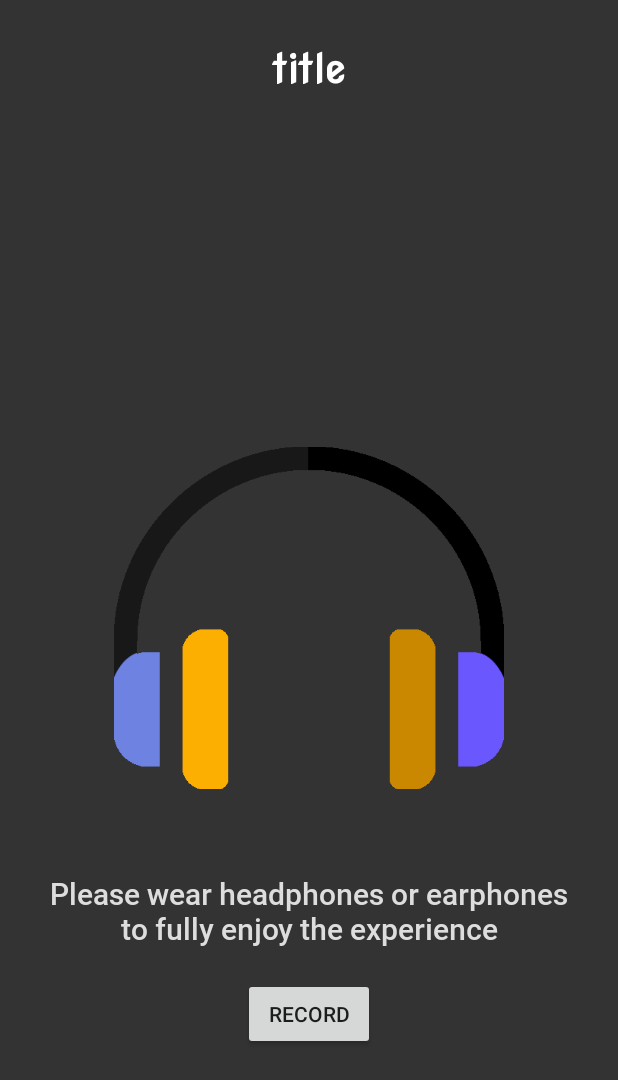
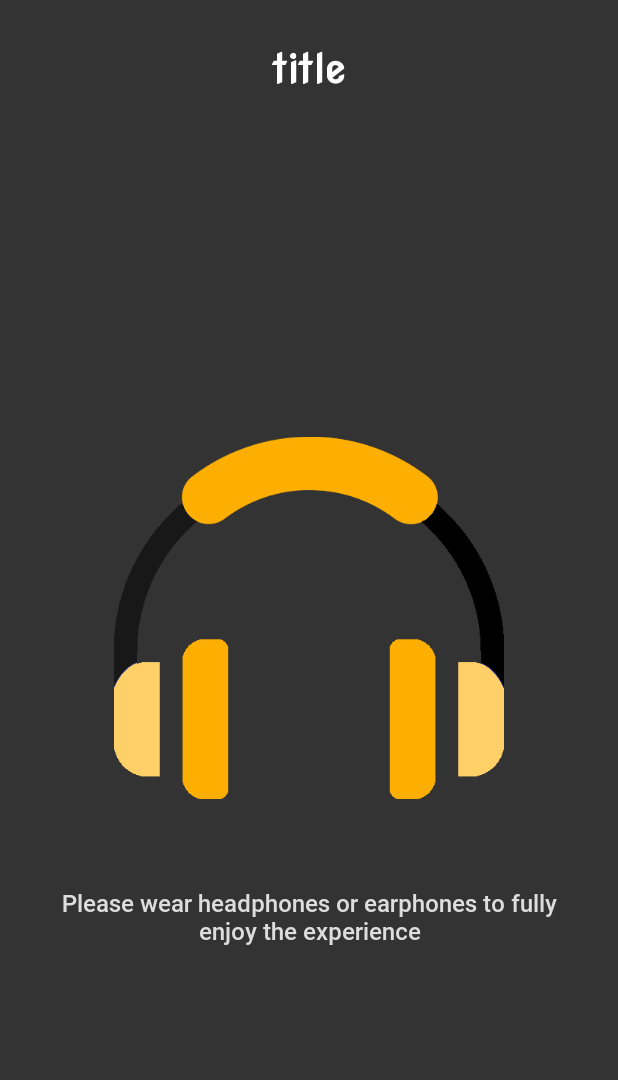
Before and after one commit to Min-s-Tales/mins-tales-app, an Android app: the layout activity_game.xml on its own in the app's theme, with its tools: preview values and no code run, on a phone screen of 412 x 824 dp. Shown: the top 1080 px of the screen. Run offline under Robolectric (Android 15) with nearby library versions, the phone set to English and light mode, and no system bars; network calls fail.

Commit message:
quelques amélio graphiques sur game activity

```diff
--- a/app/src/main/java/com/example/minstalesapp/game/GameActivity.kt
+++ b/app/src/main/java/com/example/minstalesapp/game/GameActivity.kt
@@ -36,7 +36,6 @@ class GameActivity : AppCompatActivity() {
         soundManager.init()
         gsonManager.init(jsonURI)
 
-        binding.record.isEnabled = false
         binding.audioTitle.text = gameTitle
 
         test(jsonPath)
@@ -92,8 +91,20 @@ class GameActivity : AppCompatActivity() {
         }
     }
 
+    override fun onPause() {
+        super.onPause()
+        soundManager.stopAll()
+        //noter dans le Json de l'histoire le chapitre en lecture et le temps exact
+    }
+
+    override fun onResume() {
+        super.onResume()
+        //reprendre l'histoire exactement là où le user s'est arrêté
+    }
+
     override fun onDestroy() {
         super.onDestroy()
         soundManager.stopAll()
+        //noter dans le Json de l'histoire le chapitre en lecture
     }
 }
--- a/app/src/main/java/com/example/minstalesapp/game/SoundManager.kt
+++ b/app/src/main/java/com/example/minstalesapp/game/SoundManager.kt
@@ -5,7 +5,9 @@ import android.media.AudioAttributes
 import android.media.MediaPlayer
 import android.net.Uri
 import android.nfc.Tag
+import android.opengl.Visibility
 import android.util.Log
+import android.view.View
 import java.io.File
 import java.io.IOException
 import java.util.*
@@ -114,7 +116,7 @@ class SoundManager() {
             sound.setVolume(0.5f, 0.5f)
             if (out == Outputs.NARRATOR.toString().lowercase()) {
                 sound.setOnCompletionListener {
-                    activity.binding.record.isEnabled = true
+                    activity.binding.record.visibility = View.VISIBLE
                 }
             }
             return sound
--- a/app/src/main/res/layout/activity_game.xml
+++ b/app/src/main/res/layout/activity_game.xml
@@ -1,5 +1,6 @@
 <?xml version="1.0" encoding="utf-8"?>
-<androidx.constraintlayout.widget.ConstraintLayout xmlns:android="http://schemas.android.com/apk/res/android"
+<androidx.constraintlayout.widget.ConstraintLayout
+    xmlns:android="http://schemas.android.com/apk/res/android"
     xmlns:app="http://schemas.android.com/apk/res-auto"
     xmlns:tools="http://schemas.android.com/tools"
     android:layout_width="match_parent"
@@ -27,10 +28,15 @@
         android:id="@+id/speech"
         android:layout_width="0dp"
         android:layout_height="wrap_content"
-        app:layout_constraintBottom_toBottomOf="parent"
+        app:layout_constraintStart_toStartOf="parent"
+        app:layout_constraintTop_toBottomOf="@id/audioTitle"
         app:layout_constraintEnd_toEndOf="parent"
-        app:layout_constraintStart_toStartOf="parent"
-        app:layout_constraintTop_toBottomOf="@+id/headphonesAdvice" />
+        app:layout_constraintBottom_toTopOf="@id/headsetIcon"
+        android:textAlignment="center"
+        android:textSize="20sp"
+        android:textColor="@color/light_grey"
+        android:fontFamily="@font/roboto"
+        android:paddingHorizontal="20dp"/>
 
     <ImageView
         android:id="@+id/headsetIcon"
@@ -53,7 +59,7 @@
         android:paddingHorizontal="30dp"
         android:text="@string/put_headphones"
         android:textAlignment="center"
-        android:textSize="20sp"
+        android:textSize="16sp"
         android:textColor="@color/light_grey"
         android:fontFamily="@font/roboto"/>
 
@@ -61,10 +67,16 @@
         android:id="@+id/record"
         android:layout_width="wrap_content"
         android:layout_height="wrap_content"
-        android:text="Record"
-        app:layout_constraintBottom_toTopOf="@+id/speech"
+        android:text="@string/record"
+        android:textStyle="bold"
+        android:textColor="@color/black"
+        android:fontFamily="@font/roboto_medium"
+        app:layout_constraintStart_toStartOf="parent"
+        app:layout_constraintTop_toBottomOf="@id/headphonesAdvice"
         app:layout_constraintEnd_toEndOf="parent"
-        app:layout_constraintStart_toStartOf="parent"
-        app:layout_constraintTop_toBottomOf="@+id/headphonesAdvice" />
+        app:layout_constraintBottom_toBottomOf="parent"
+        android:paddingHorizontal="50dp"
+        android:background="@drawable/yellow_rounded_border_shape"
+        android:visibility="invisible"/>
 
 </androidx.constraintlayout.widget.ConstraintLayout>
--- a/app/src/main/res/values/strings.xml
+++ b/app/src/main/res/values/strings.xml
@@ -1,5 +1,5 @@
 <resources>
-    <string name="put_headphones" translatable="false">Please wear headphones or earphones to fully enjoy the experience</string>
+    <string name="put_headphones">Please wear headphones or earphones to fully enjoy the experience</string>
     <string name="app_name" translatable="false">Min\'s Tales</string>
     <string name="play">Play</string>
     <string name="marketplace">Marketplace</string>
@@ -24,4 +24,5 @@
     <string name="confirm_password">Confirm your password</string>
     <string name="forgot_password"><u>Forgot password ?</u></string>
     <string name="user_name">User name</string>
+    <string name="record">Record</string>
 </resources>
```
Also changed, not shown: app/src/main/res/mipmap-hdpi/headphones.png, 6 other files.
